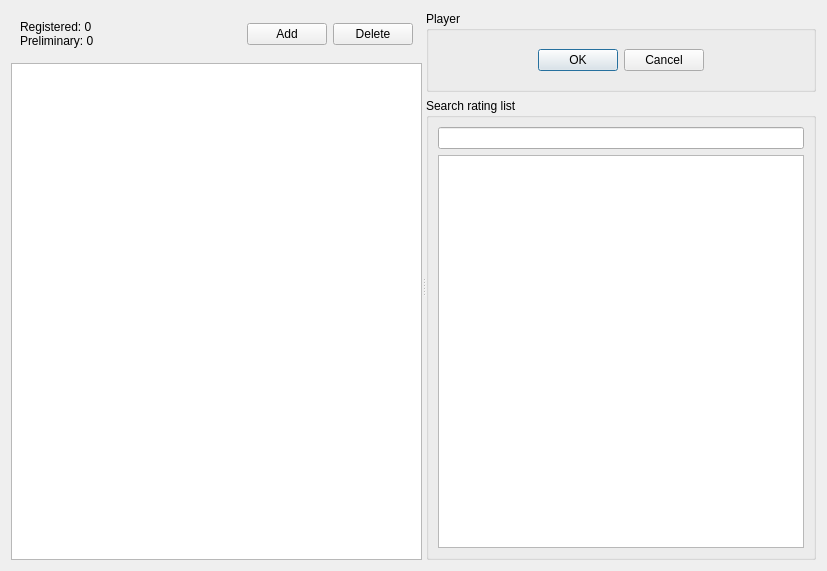
Above: player_tab.ui from centowen/pybaduk before the change. Below: the same form after it.
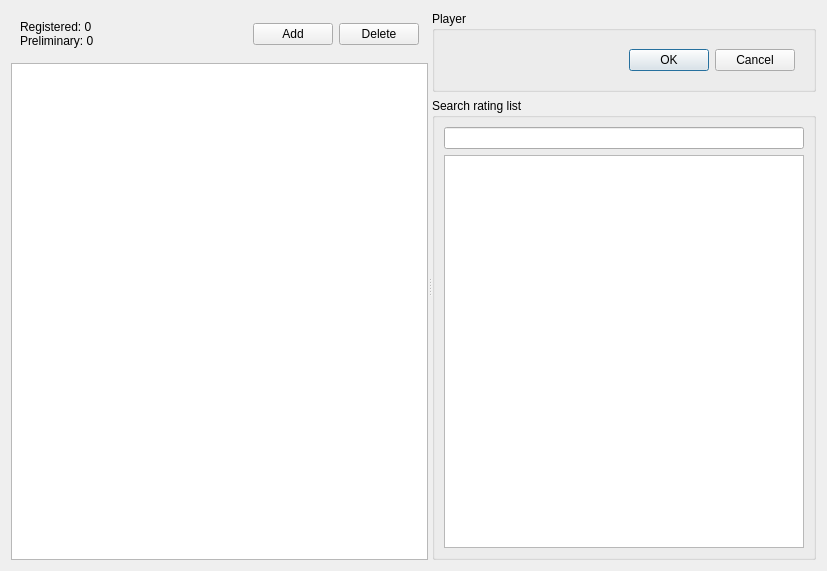
That is the form after the change.

Commit message: Return key will now commit edits to player. Fixes #3

The edit to the form file:
```diff
--- a/player_tab.ui
+++ b/player_tab.ui
@@ -118,39 +118,16 @@
           <item row="0" column="0" colspan="2">
            <widget class="QWidget" name="widget_5" native="true">
             <layout class="QHBoxLayout" name="horizontalLayout_4">
-             <item>
-              <spacer name="horizontalSpacer_4">
-               <property name="orientation">
-                <enum>Qt::Horizontal</enum>
-               </property>
-               <property name="sizeHint" stdset="0">
-                <size>
-                 <width>40</width>
-                 <height>20</height>
-                </size>
-               </property>
-              </spacer>
-             </item>
              <item>
               <widget class="QDialogButtonBox" name="ok_cancel">
                <property name="standardButtons">
                 <set>QDialogButtonBox::Cancel|QDialogButtonBox::Ok</set>
                </property>
+               <property name="centerButtons">
+                <bool>false</bool>
+               </property>
               </widget>
              </item>
-             <item>
-              <spacer name="horizontalSpacer_3">
-               <property name="orientation">
-                <enum>Qt::Horizontal</enum>
-               </property>
-               <property name="sizeHint" stdset="0">
-                <size>
-                 <width>40</width>
-                 <height>20</height>
-                </size>
-               </property>
-              </spacer>
-             </item>
             </layout>
            </widget>
           </item>
```
Left out of the diff: 2 changed lines with no effect on the pictures. The commit also changes 1 other file.
